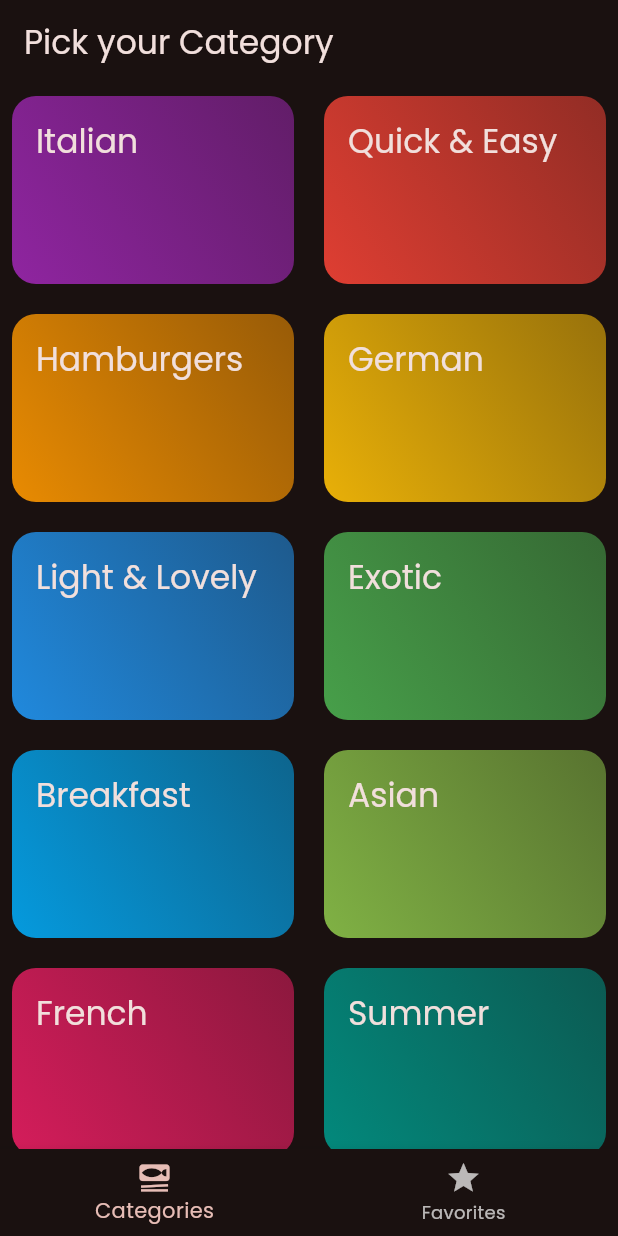
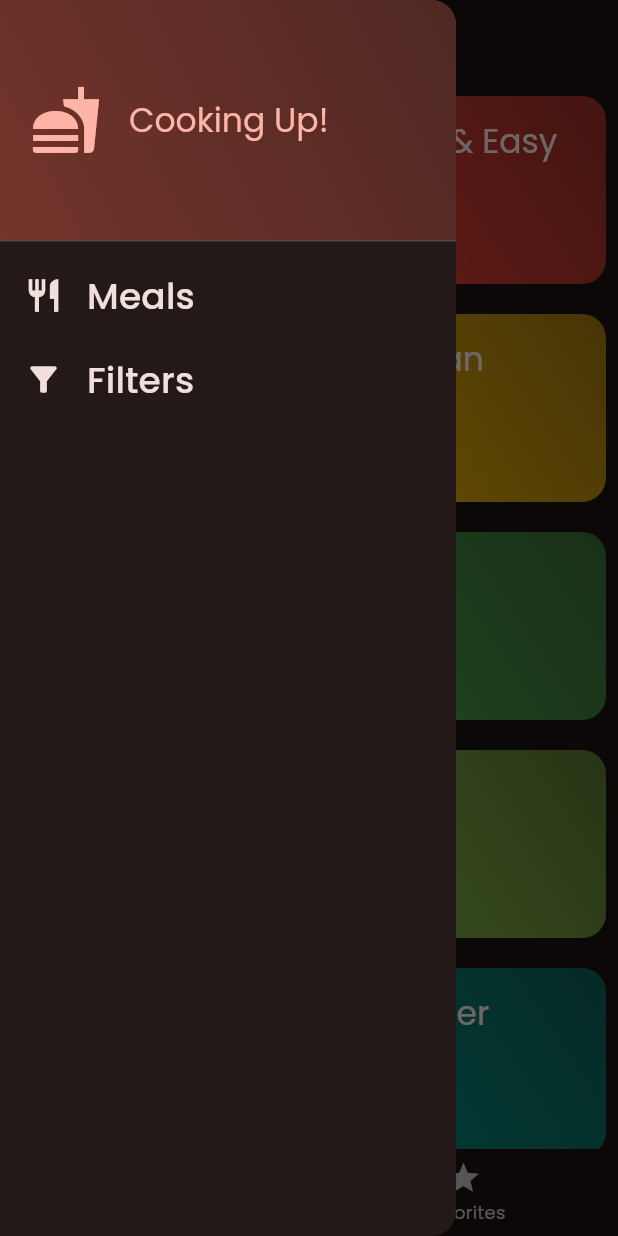
Before and after one commit to alph-a07/flutter-meals, a Flutter app: the screen it shows after launch, with the side drawer open (before the commit the screen has no drawer), on a phone screen of 412 x 824 dp. Run offline on Flutter 3.47's test engine with Material 3 defaults, Android fonts, the phone set to English and light mode, and no system bars; our stand-ins replace google_fonts, transparent_image.

Commit message:
Add side drawer on tabs screen

```diff
--- a/lib/screens/tabs.dart
+++ b/lib/screens/tabs.dart
@@ -2,6 +2,7 @@ import 'package:flutter/material.dart';
 import 'package:meals_app/models/meal.dart';
 import 'package:meals_app/screens/categories.dart';
 import 'package:meals_app/screens/meals.dart';
+import 'package:meals_app/widgets/main_drawer.dart';
 
 class TabsScreen extends StatefulWidget {
   const TabsScreen({super.key});
@@ -61,6 +62,7 @@ class _TabsScreenState extends State<TabsScreen> {
 
     return Scaffold(
       appBar: AppBar(title: Text(activePageTitle)),
+      drawer: const MainDrawer(),
       body: activePage,
       bottomNavigationBar: BottomNavigationBar(
         onTap: (index) {
--- /dev/null
+++ b/lib/widgets/main_drawer.dart
@@ -0,0 +1,70 @@
+import 'package:flutter/material.dart';
+
+class MainDrawer extends StatelessWidget {
+  const MainDrawer({super.key});
+
+  @override
+  Widget build(BuildContext context) {
+    return Drawer(
+      child: Column(
+        children: [
+          DrawerHeader(
+              decoration: BoxDecoration(
+                gradient: LinearGradient(colors: [
+                  Theme.of(context).colorScheme.primaryContainer,
+                  Theme.of(context).colorScheme.primaryContainer.withOpacity(0.55),
+                ], begin: Alignment.bottomLeft, end: Alignment.topRight),
+              ),
+              padding: const EdgeInsets.all(20),
+              child: Row(
+                children: [
+                  Icon(
+                    Icons.fastfood,
+                    size: 48,
+                    color: Theme.of(context).colorScheme.primary,
+                  ),
+                  const SizedBox(width: 18),
+                  Text(
+                    'Cooking Up!',
+                    style: Theme.of(context)
+                        .textTheme
+                        .titleLarge!
+                        .copyWith(color: Theme.of(context).colorScheme.primary),
+                  )
+                ],
+              )),
+          ListTile(
+            leading: Icon(
+              Icons.restaurant,
+              size: 26,
+              color: Theme.of(context).colorScheme.onSurface,
+            ),
+            title: Text(
+              'Meals',
+              style: Theme.of(context)
+                  .textTheme
+                  .titleSmall!
+                  .copyWith(color: Theme.of(context).colorScheme.onSurface, fontSize: 24),
+            ),
+            onTap: () {},
+          ),
+          ListTile(
+            leading: Icon(
+              Icons.filter_list_alt,
+              size: 26,
+              color: Theme.of(context).colorScheme.onSurface,
+            ),
+            title: Text(
+              'Filters',
+              style: Theme.of(context)
+                  .textTheme
+                  .titleSmall!
+                  .copyWith(color: Theme.of(context).colorScheme.onSurface, fontSize: 24),
+            ),
+            onTap: () {},
+          )
+        ],
+      ),
+    );
+  }
+}
```
